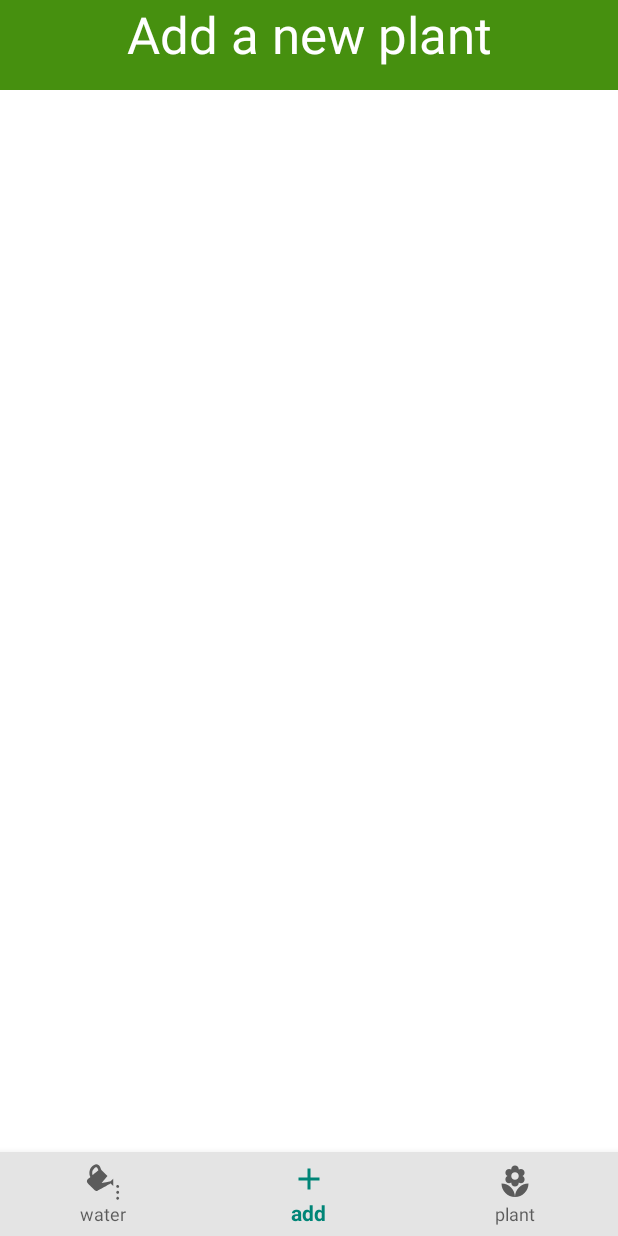
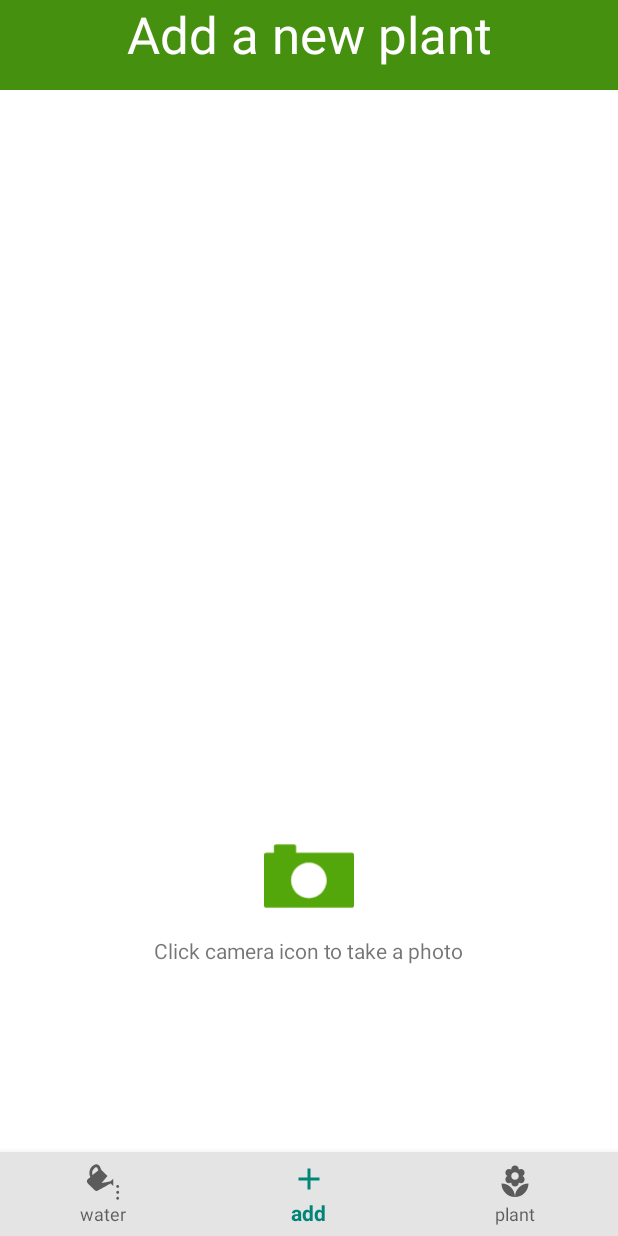
Before and after one commit to sui1234/Love-Plant, an Android app: the screen it shows after launch (MainActivity), item 2 of the bottom bar chosen, on a phone screen of 412 x 824 dp. Run offline under Robolectric (Android 15) with nearby library versions, the phone set to English and light mode, and no system bars.

Commit message:
Can take picture with camera

```diff
--- a/app/src/main/AndroidManifest.xml
+++ b/app/src/main/AndroidManifest.xml
@@ -10,6 +10,7 @@
         android:supportsRtl="true"
         android:theme="@style/AppTheme">
 
+
         <activity android:name=".MainActivity">
             <intent-filter>
                 <action android:name="android.intent.action.MAIN"/>
@@ -18,4 +19,5 @@
         </activity>
     </application>
 
+
 </manifest>
--- a/app/src/main/java/com/example/loveplant/AddFragment.java
+++ b/app/src/main/java/com/example/loveplant/AddFragment.java
@@ -1,21 +1,64 @@
 package com.example.loveplant;
 
+import android.content.Intent;
+import android.graphics.Bitmap;
 import android.os.Bundle;
+import android.provider.MediaStore;
 import android.view.LayoutInflater;
 import android.view.View;
 import android.view.ViewGroup;
+import android.widget.ImageView;
+import android.widget.Toast;
 
 import androidx.annotation.NonNull;
 import androidx.annotation.Nullable;
 import androidx.fragment.app.Fragment;
 
+import java.io.File;
+
+import static android.app.Activity.RESULT_CANCELED;
+import static android.app.Activity.RESULT_OK;
+
 public class AddFragment extends Fragment {
+
+    View v;
+    ImageView img;
+    ImageView capturePicture;
+
+    private static final int Image_Capture_Code = 1;
+
     @Nullable
     @Override
     public View onCreateView(@NonNull LayoutInflater inflater, @Nullable ViewGroup container, @Nullable Bundle savedInstanceState) {
-        return inflater.inflate(R.layout.add_fragment,container,false);
+
+        v = inflater.inflate(R.layout.add_fragment,container,false);
+
+        img = v.findViewById(R.id.imageView);
+        capturePicture = v.findViewById(R.id.capturePicture);
+        img.setOnClickListener(new View.OnClickListener() {
+            public void onClick(View v) {
+                // your code here
+
+                Intent cInt = new Intent(MediaStore.ACTION_IMAGE_CAPTURE);
+                startActivityForResult(cInt,Image_Capture_Code);
+            }
+        });
+
+        return v;
+
+    }
+
+    @Override
+    public void onActivityResult(int requestCode, int resultCode, Intent data) {
+        if (requestCode == Image_Capture_Code) {
+            if (resultCode == RESULT_OK) {
+                Bitmap bp = (Bitmap) data.getExtras().get("data");
+                capturePicture.setImageBitmap(bp);
+            } else if (resultCode == RESULT_CANCELED) {
+                //Toast.makeText(this, "Cancelled", Toast.LENGTH_LONG).show();
+            }
+        }
+    }
 
 
-
-    }
 }
--- /dev/null
+++ b/app/src/main/res/drawable/ic_camera_with_white_lens.xml
@@ -0,0 +1,9 @@
+<vector xmlns:android="http://schemas.android.com/apk/res/android"
+    android:width="856.506dp"
+    android:height="856.506dp"
+    android:viewportWidth="856.506"
+    android:viewportHeight="856.506">
+  <path
+      android:fillColor="#54A70A"
+      android:pathData="M20,728.816h816.506c11.046,0 20,-8.954 20,-20V228.013c0,-11.046 -8.954,-20 -20,-20h-530.81v-60.323c0,-11.046 -8.954,-20 -20,-20H114.253c-11.046,0 -20,8.954 -20,20v60.323H20c-11.046,0 -20,8.954 -20,20v480.804C0,719.862 8.954,728.816 20,728.816zM427.027,300.181c93.607,0 169.491,75.884 169.491,169.492s-75.884,169.492 -169.491,169.492c-93.608,0 -169.492,-75.884 -169.492,-169.492S333.419,300.181 427.027,300.181z"/>
+</vector>
--- a/app/src/main/res/layout/add_fragment.xml
+++ b/app/src/main/res/layout/add_fragment.xml
@@ -1,6 +1,7 @@
 <?xml version="1.0" encoding="utf-8"?>
 <FrameLayout xmlns:android="http://schemas.android.com/apk/res/android"
     xmlns:app="http://schemas.android.com/apk/res-auto"
+    xmlns:tools="http://schemas.android.com/tools"
     android:layout_width="match_parent"
     android:layout_height="match_parent"
     android:background="#FFFFFF">
@@ -11,9 +12,40 @@
         android:layout_width="match_parent"
         android:layout_height="60dp"
         android:layout_gravity="top|center"
-        android:textAlignment="center"
         android:background="#46900F"
         android:text="@string/title_add"
+        android:textAlignment="center"
         android:textColor="#FFFFFF"
         android:textSize="34dp" />
+
+    <ImageView
+
+        android:id="@+id/capturePicture"
+        android:layout_width="match_parent"
+        android:layout_height="match_parent"
+        android:layout_gravity="center"
+        tools:ignore="VectorDrawableCompat"
+        android:layout_marginTop="120dp"
+        android:layout_marginBottom="200dp"
+        />
+
+    <ImageView
+
+        android:layout_marginTop="200dp"
+        android:id="@+id/imageView"
+        android:layout_width="60dp"
+        android:layout_height="60dp"
+        app:srcCompat="@drawable/ic_camera_with_white_lens"
+        android:layout_gravity="center"
+        tools:ignore="VectorDrawableCompat" />
+
+    <TextView
+        android:id="@+id/textView"
+        android:layout_width="wrap_content"
+        android:layout_height="wrap_content"
+        android:layout_gravity="center"
+        android:layout_marginTop="250dp"
+        android:text="@string/camera" />
+
+
 </FrameLayout>
--- a/app/src/main/res/values/strings.xml
+++ b/app/src/main/res/values/strings.xml
@@ -3,4 +3,5 @@
     <string name="title_watering"> Watering today</string>
     <string name="title_add"> Add a new plant</string>
     <string name="title_my_plants"> My plants</string>
+    <string name="camera">Click camera icon to take a photo</string>
 </resources>
```
